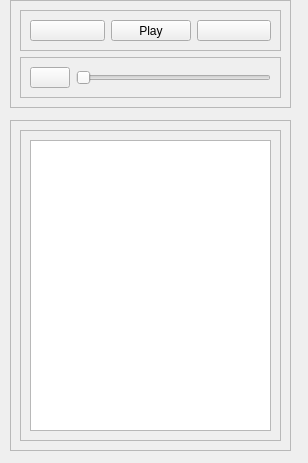
Old version of the form form.ui in the repository IamRezaMousavi/RedLine.
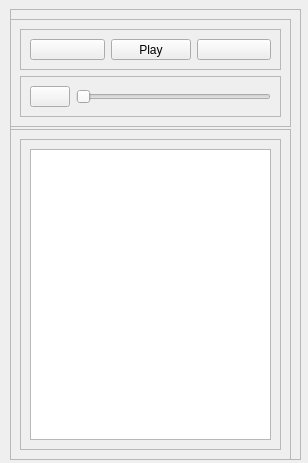
New version of the form.

Commit message: Add windowAnimation to changeSize method

```diff
--- a/form.ui
+++ b/form.ui
@@ -14,11 +14,26 @@
    <string>MainWindow</string>
   </property>
   <widget class="QWidget" name="centralwidget">
+   <widget class="QFrame" name="windowFrame">
+    <property name="geometry">
+     <rect>
+      <x>10</x>
+      <y>9</y>
+      <width>291</width>
+      <height>451</height>
+     </rect>
+    </property>
+    <property name="frameShape">
+     <enum>QFrame::StyledPanel</enum>
+    </property>
+    <property name="frameShadow">
+     <enum>QFrame::Raised</enum>
+    </property>
    <widget class="QFrame" name="headerFrame">
     <property name="geometry">
      <rect>
-      <x>10</x>
-      <y>0</y>
+       <x>0</x>
+       <y>10</y>
       <width>281</width>
       <height>108</height>
      </rect>
@@ -94,7 +109,7 @@
    <widget class="QFrame" name="bodyFrame">
     <property name="geometry">
      <rect>
-      <x>10</x>
+       <x>0</x>
       <y>120</y>
       <width>281</width>
       <height>331</height>
@@ -141,6 +156,7 @@
       </widget>
      </item>
     </layout>
+    </widget>
    </widget>
   </widget>
  </widget>
```
Lines whose indentation alone changed are shown as unchanged. The commit also changes 1 other file.
